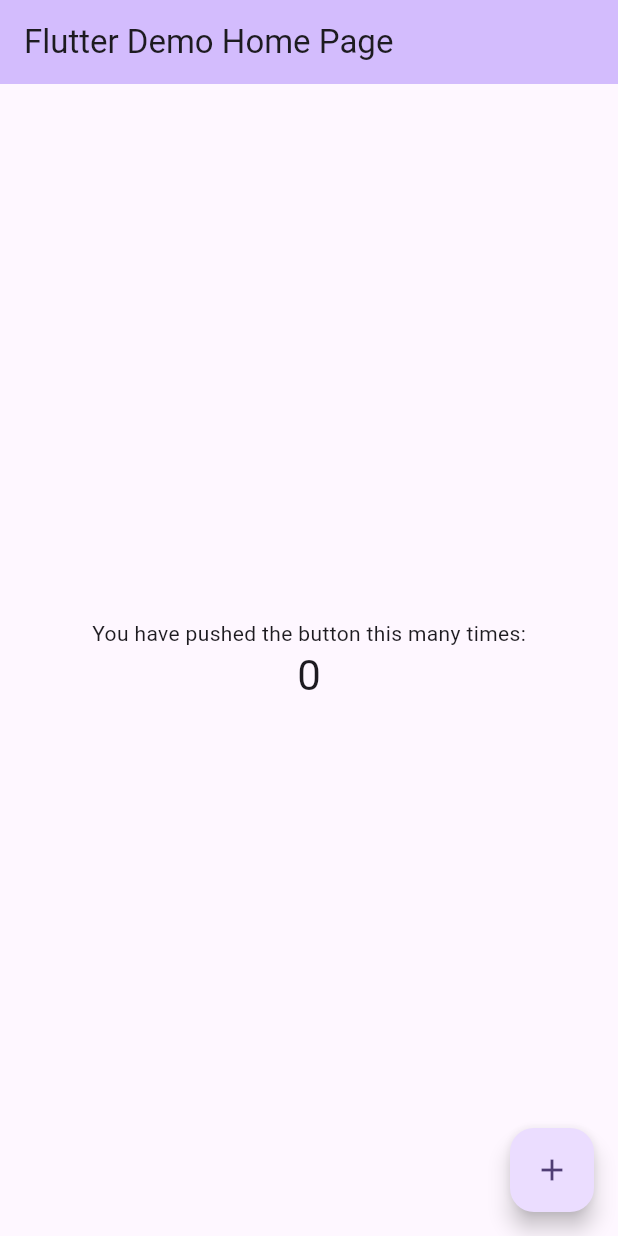
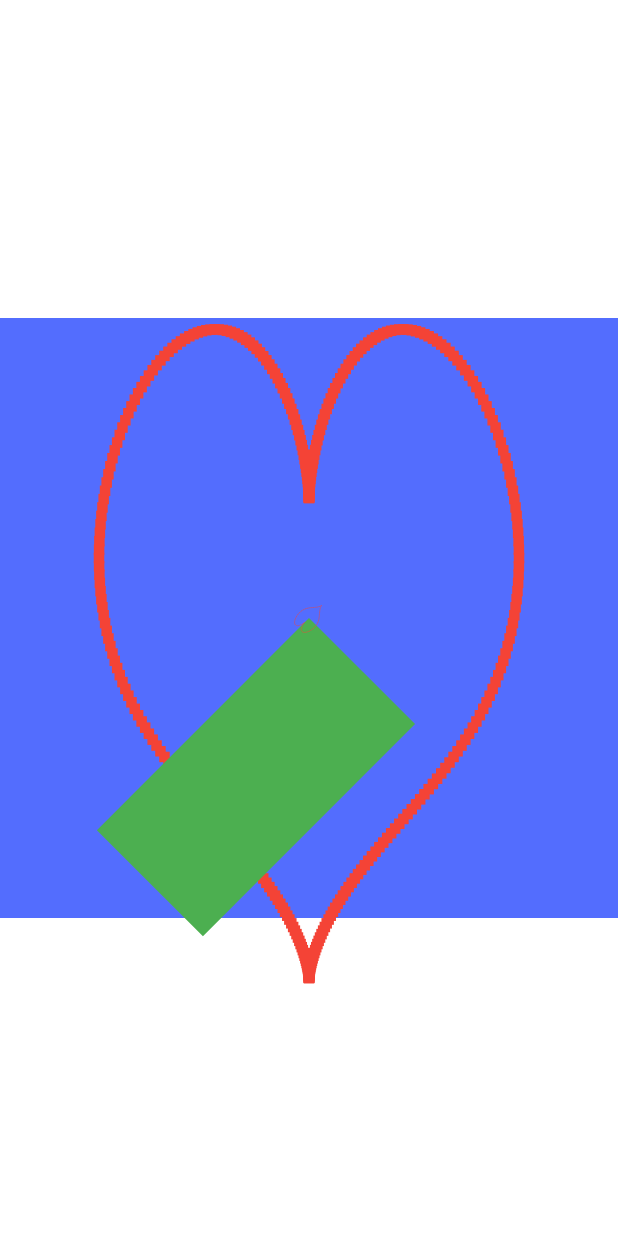
Before and after one commit to AndreiBogdanPislaru/couples_app, a Flutter app: the screen it shows after launch, on a phone screen of 412 x 824 dp. Run offline on Flutter 3.47's test engine with Material 3 defaults, Android fonts, the phone set to English and light mode, and no system bars; our stand-ins replace get.

Commit message:
[v 0.0.2b2] Set up a draft of the application architecture, started working on the intro.

```diff
--- /dev/null
+++ b/lib/bindings/introBinding.dart
@@ -0,0 +1,10 @@
+import 'package:get/get.dart';
+import 'package:heart_bit_love/controllers/introController.dart';
+
+class IntroBinding extends Bindings {
+  @override
+  void dependencies() {
+    Get.lazyPut<IntroController>(() => IntroController());
+  }
+
+}
--- /dev/null
+++ b/lib/controllers/homeController.dart
@@ -0,0 +1,5 @@
+import 'package:get/get.dart';
+
+class HomeController extends GetxController {
+
+}
--- /dev/null
+++ b/lib/controllers/introController.dart
@@ -0,0 +1,12 @@
+import 'package:get/get.dart';
+
+class IntroController extends GetxController {
+
+  RxInt colorIndex = 0.obs;
+  RxInt counter = 0.obs;
+
+  void tapOnScreen(){
+
+  }
+
+}
--- a/lib/main.dart
+++ b/lib/main.dart
@@ -1,125 +1,30 @@
 import 'package:flutter/material.dart';
+import 'package:get/get.dart';
+import 'package:heart_bit_love/bindings/homeBinding.dart';
+import 'package:heart_bit_love/bindings/introBinding.dart';
+import 'package:heart_bit_love/pages/home.dart';
+import 'package:heart_bit_love/pages/intro.dart';
+
+import 'Translations/translations.dart';
+GlobalKey prv = GlobalKey();
+
 
 void main() {
-  runApp(const MyApp());
+  runApp(MyApp());
 }
 
 class MyApp extends StatelessWidget {
-  const MyApp({super.key});
+  const MyApp();
 
   // This widget is the root of your application.
   @override
   Widget build(BuildContext context) {
-    return MaterialApp(
-      title: 'Flutter Demo',
-      theme: ThemeData(
-        // This is the theme of your application.
-        //
-        // TRY THIS: Try running your application with "flutter run". You'll see
-        // the application has a purple toolbar. Then, without quitting the app,
-        // try changing the seedColor in the colorScheme below to Colors.green
-        // and then invoke "hot reload" (save your changes or press the "hot
-        // reload" button in a Flutter-supported IDE, or press "r" if you used
-        // the command line to start the app).
-        //
-        // Notice that the counter didn't reset back to zero; the application
-        // state is not lost during the reload. To reset the state, use hot
-        // restart instead.
-        //
-        // This works for code too, not just values: Most code changes can be
-        // tested with just a hot reload.
-        colorScheme: ColorScheme.fromSeed(seedColor: Colors.deepPurple),
-        useMaterial3: true,
-      ),
-      home: const MyHomePage(title: 'Flutter Demo Home Page'),
+    return GetMaterialApp(
+      title: 'Andrei <3 Giulia',
+      initialRoute: '/pages',
+      getPages: [
+        GetPage(name: '/pages', page: () => Intro(), binding: IntroBinding()),
+      ],
     );
   }
 }
-
-class MyHomePage extends StatefulWidget {
-  const MyHomePage({super.key, required this.title});
-
-  // This widget is the home page of your application. It is stateful, meaning
-  // that it has a State object (defined below) that contains fields that affect
-  // how it looks.
-
-  // This class is the configuration for the state. It holds the values (in this
-  // case the title) provided by the parent (in this case the App widget) and
-  // used by the build method of the State. Fields in a Widget subclass are
-  // always marked "final".
-
-  final String title;
-
-  @override
-  State<MyHomePage> createState() => _MyHomePageState();
-}
-
-class _MyHomePageState extends State<MyHomePage> {
-  int _counter = 0;
-
-  void _incrementCounter() {
-    setState(() {
-      // This call to setState tells the Flutter framework that something has
-      // changed in this State, which causes it to rerun the build method below
-      // so that the display can reflect the updated values. If we changed
-      // _counter without calling setState(), then the build method would not be
-      // called again, and so nothing would appear to happen.
-      _counter++;
-    });
-  }
-
-  @override
-  Widget build(BuildContext context) {
-    // This method is rerun every time setState is called, for instance as done
-    // by the _incrementCounter method above.
-    //
-    // The Flutter framework has been optimized to make rerunning build methods
-    // fast, so that you can just rebuild anything that needs updating rather
-    // than having to individually change instances of widgets.
-    return Scaffold(
-      appBar: AppBar(
-        // TRY THIS: Try changing the color here to a specific color (to
-        // Colors.amber, perhaps?) and trigger a hot reload to see the AppBar
-        // change color while the other colors stay the same.
-        backgroundColor: Theme.of(context).colorScheme.inversePrimary,
-        // Here we take the value from the MyHomePage object that was created by
-        // the App.build method, and use it to set our appbar title.
-        title: Text(widget.title),
-      ),
-      body: Center(
-        // Center is a layout widget. It takes a single child and positions it
-        // in the middle of the parent.
-        child: Column(
-          // Column is also a layout widget. It takes a list of children and
-          // arranges them vertically. By default, it sizes itself to fit its
-          // children horizontally, and tries to be as tall as its parent.
-          //
-          // Column has various properties to control how it sizes itself and
-          // how it positions its children. Here we use mainAxisAlignment to
-          // center the children vertically; the main axis here is the vertical
-          // axis because Columns are vertical (the cross axis would be
-          // horizontal).
-          //
-          // TRY THIS: Invoke "debug painting" (choose the "Toggle Debug Paint"
-          // action in the IDE, or press "p" in the console), to see the
-          // wireframe for each widget.
-          mainAxisAlignment: MainAxisAlignment.center,
-          children: <Widget>[
-            const Text(
-              'You have pushed the button this many times:',
-            ),
-            Text(
-              '$_counter',
-              style: Theme.of(context).textTheme.headlineMedium,
-            ),
-          ],
-        ),
-      ),
-      floatingActionButton: FloatingActionButton(
-        onPressed: _incrementCounter,
-        tooltip: 'Increment',
-        child: const Icon(Icons.add),
-      ), // This trailing comma makes auto-formatting nicer for build methods.
-    );
-  }
-}
--- /dev/null
+++ b/lib/pages/intro.dart
@@ -0,0 +1,29 @@
+import 'package:flutter/material.dart';
+import 'package:get/get.dart';
+import 'package:heart_bit_love/controllers/introController.dart';
+
+import '../customPainter/heartCustomPainter.dart';
+
+class Intro extends StatefulWidget {
+  Intro({Key? key}) : super(key: key);
+  final IntroController controller = Get.put(IntroController());
+
+  @override
+  State<StatefulWidget> createState() => IntroState();
+}
+
+class IntroState extends State<Intro> {
+  @override
+  Widget build(BuildContext context) {
+    return Align(
+      child: Container(
+      alignment: Alignment.center,
+      height: 400,
+          color: Colors.indigoAccent,
+      child: CustomPaint(
+        painter: HeartCustomPainter(),
+      )
+      )
+    );
+  }
+}
```
Also changed, not shown: lib/Translations/translations.dart (added, +15 -0 lines), lib/bindings/homeBinding.dart (added, +9 -0 lines), lib/customPainter/heartCustomPainter.dart (added, +37 -0 lines), lib/pages/home.dart (added, +34 -0 lines), pubspec.yaml (+3 -4 lines), pubspec.lock.
